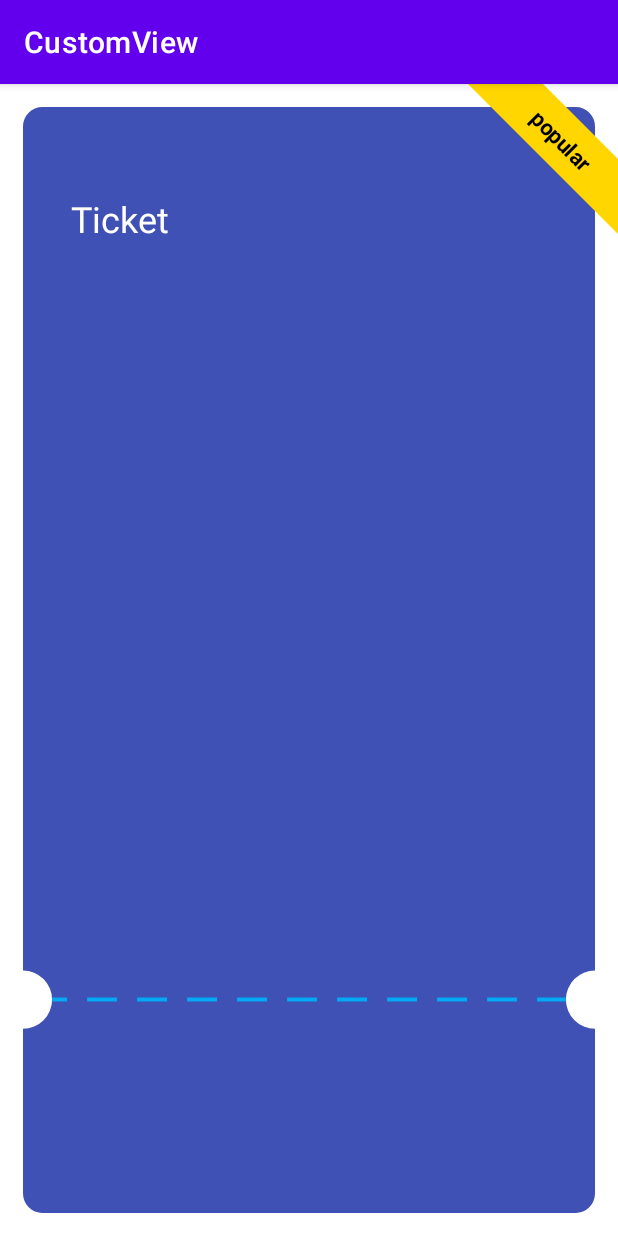
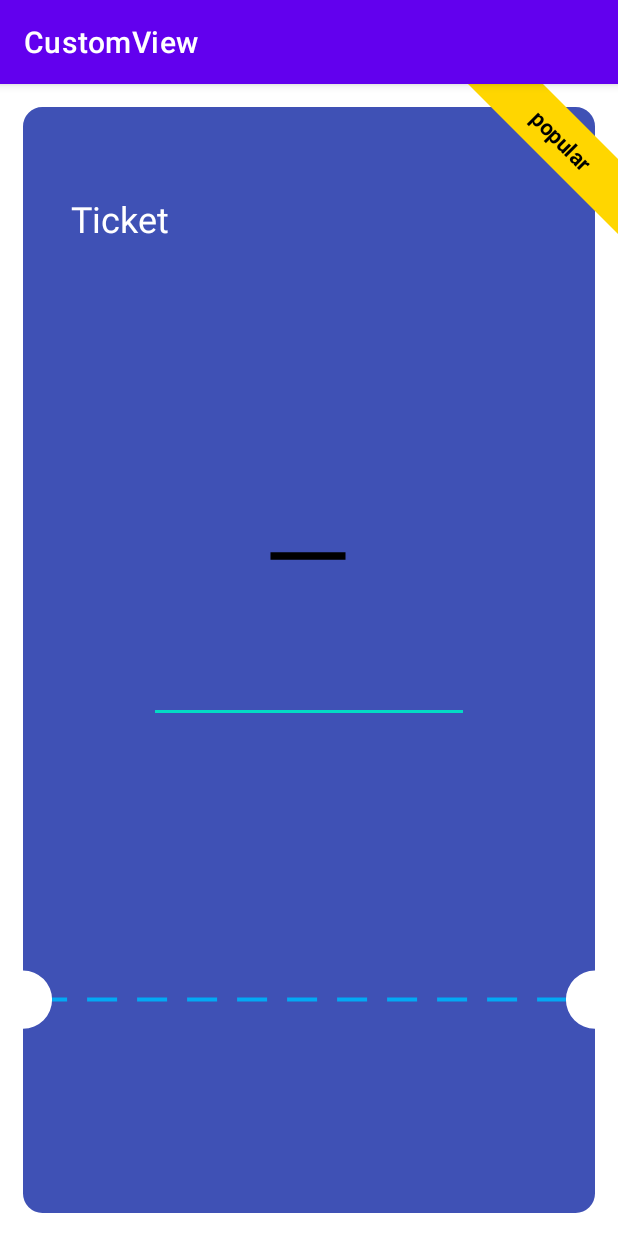
Before and after one commit to fast050/DrawShape, an Android app: the screen it shows after launch (MainActivity), on a phone screen of 412 x 824 dp. Run offline under Robolectric (Android 15) with nearby library versions, the phone set to English and light mode, and no system bars.

Commit message:
add ShapeChanger , which has changing polygons

```diff
--- /dev/null
+++ b/app/src/main/java/com/example/customview/Helper.kt
@@ -0,0 +1,14 @@
+package com.example.customview
+
+import android.content.Context
+import android.util.TypedValue
+import android.view.View
+
+
+fun View.dpToPx(dp:Float): Float {
+  return  TypedValue.applyDimension(
+        TypedValue.COMPLEX_UNIT_DIP,
+        dp ,
+        this.resources.displayMetrics
+    )
+}
--- a/app/src/main/java/com/example/customview/MainActivity.kt
+++ b/app/src/main/java/com/example/customview/MainActivity.kt
@@ -2,10 +2,21 @@ package com.example.customview
 
 import androidx.appcompat.app.AppCompatActivity
 import android.os.Bundle
+import android.widget.EditText
+import androidx.core.widget.addTextChangedListener
 
 class MainActivity : AppCompatActivity() {
     override fun onCreate(savedInstanceState: Bundle?) {
         super.onCreate(savedInstanceState)
         setContentView(R.layout.activity_main)
+      val shapeChanger =  findViewById<ShapeChanger>(R.id.shapeChanger)
+        findViewById<EditText>(R.id.editTextNumbers).apply{
+            addTextChangedListener {
+                it?.toString()?.toIntOrNull()?.let {sides->
+                    shapeChanger.setSides(sides)
+                    this.text = null
+                }
+            }
+        }
     }
 }
--- /dev/null
+++ b/app/src/main/java/com/example/customview/ShapeChanger.kt
@@ -0,0 +1,71 @@
+package com.example.customview
+
+import android.content.Context
+import android.graphics.Canvas
+import android.graphics.Color
+import android.graphics.Paint
+import android.graphics.Path
+import android.util.AttributeSet
+import android.view.View
+import kotlin.math.cos
+import kotlin.math.sin
+
+class ShapeChanger(context: Context, attributeSet: AttributeSet?) : View(context, attributeSet) {
+    private val paint = Paint()
+    private var screenWidth = 0f
+    private var screenHeight = 0f
+    private var sides = 2
+
+
+    override fun onSizeChanged(w: Int, h: Int, oldw: Int, oldh: Int) {
+        super.onSizeChanged(w, h, oldw, oldh)
+
+        screenHeight = h.toFloat()
+        screenWidth = w.toFloat()
+    }
+
+
+    override fun onDraw(canvas: Canvas?) {
+        super.onDraw(canvas)
+
+        paint.apply {
+            color = Color.BLACK
+            strokeWidth = dpToPx(5f)
+            style = Paint.Style.STROKE
+        }
+
+        canvas?.drawPath(
+            createPathShape(sides, dpToPx(width/6f)),
+            paint
+        )
+
+    }
+
+    fun setSides(sides: Int){
+        this.sides = sides
+        invalidate()
+    }
+
+
+    private fun createPathShape(sides: Int, radius: Float): Path {
+        val cx = screenWidth / 2
+        val cy = screenHeight / 2
+        val path = Path()
+        val angle = 2 * Math.PI / sides
+
+        path.moveTo(
+            cx + radius * Math.cos(0.0).toFloat(),
+            cy + radius * Math.sin(0.0).toFloat()
+        )
+
+        for (i in 1 until sides)
+            path.lineTo(
+                cx + radius * cos(angle * i).toFloat(),
+                cy + radius * sin(angle * i).toFloat()
+            )
+
+        path.close()
+        return path
+    }
+
+}
--- a/app/src/main/res/layout/activity_main.xml
+++ b/app/src/main/res/layout/activity_main.xml
@@ -54,6 +54,28 @@
                 app:layout_constraintEnd_toEndOf="parent"
                 app:layout_constraintTop_toTopOf="parent" />
 
+            <com.example.customview.ShapeChanger
+                android:id="@+id/shapeChanger"
+                android:layout_width="100dp"
+                android:layout_height="100dp"
+                app:layout_constraintBottom_toBottomOf="parent"
+                app:layout_constraintEnd_toEndOf="parent"
+                app:layout_constraintHorizontal_bias="0.498"
+                app:layout_constraintStart_toStartOf="parent"
+                app:layout_constraintTop_toBottomOf="@+id/customRibbon"
+                app:layout_constraintVertical_bias="0.29" />
+
+            <EditText
+                android:id="@+id/editTextNumbers"
+                android:layout_width="wrap_content"
+                android:layout_height="wrap_content"
+                android:layout_marginTop="16dp"
+                android:ems="10"
+                android:inputType="number"
+                app:layout_constraintEnd_toEndOf="parent"
+                app:layout_constraintStart_toStartOf="parent"
+                app:layout_constraintTop_toBottomOf="@+id/shapeChanger" />
+
         </androidx.constraintlayout.widget.ConstraintLayout>
 
 
```
